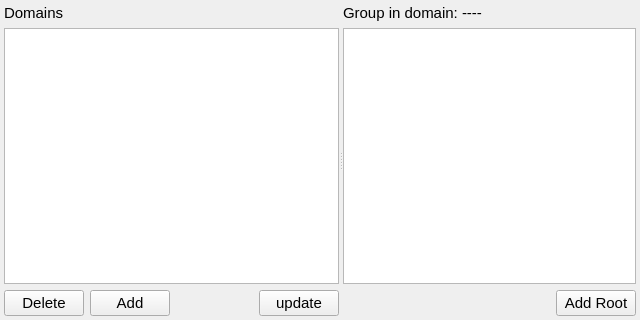
Before: the Qt Designer form ccs/tree_group/TreeGroupManager.ui in bisegni/chaosframework, drawn with Qt 5.
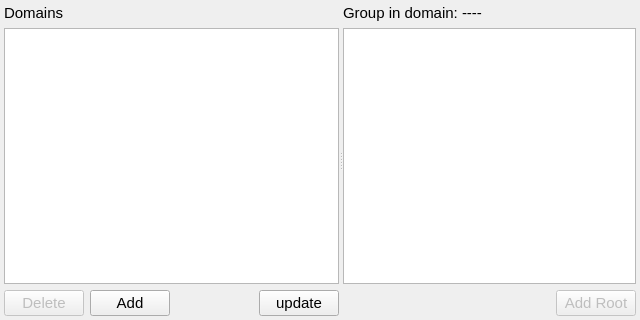
After: the same form once the commit is applied.

Patch:
```diff
--- a/ccs/tree_group/TreeGroupManager.ui
+++ b/ccs/tree_group/TreeGroupManager.ui
@@ -84,7 +84,10 @@
        <item>
         <layout class="QHBoxLayout" name="horizontalLayout_2">
          <item>
-          <widget class="QPushButton" name="pushButton_2">
+          <widget class="QPushButton" name="pushButtonDeleteDomain">
+           <property name="enabled">
+            <bool>false</bool>
+           </property>
            <property name="font">
             <font>
              <pointsize>11</pointsize>
@@ -213,6 +216,9 @@
          </item>
          <item>
           <widget class="QPushButton" name="pushButtonAddRoot">
+           <property name="enabled">
+            <bool>false</bool>
+           </property>
            <property name="font">
             <font>
              <pointsize>11</pointsize>
```
Left out of the diff: 2 changed lines with no effect on the pictures.
